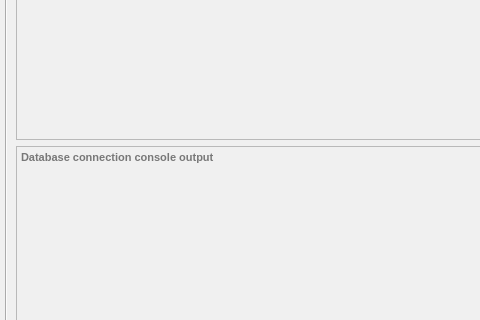
This is Source_Code/source_files/isrt_gui.ui in sargolin/ISRT-Insurgency-Sandstorm-RCON-TOOL-and-Mapchanger as Qt 5 draws it before an edit; both pictures show x 0 to 480 and y 353 to 673 of the 745 by 860 pixel window. The edited form follows.
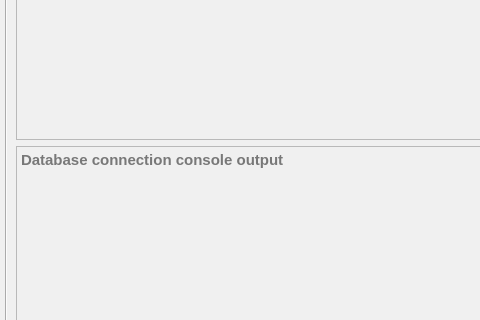
This is the edited form. The open tabs and pages were chosen to show the change. Icons and pictures are not drawn.

Diff of the .ui file:
```diff
--- a/Source_Code/source_files/isrt_gui.ui
+++ b/Source_Code/source_files/isrt_gui.ui
@@ -2144,7 +2144,7 @@
              </property>
              <property name="font">
               <font>
-               <pointsize>8</pointsize>
+               <pointsize>11</pointsize>
                <weight>75</weight>
                <bold>true</bold>
                <kerning>true</kerning>
@@ -2177,7 +2177,7 @@
               <string>&lt;!DOCTYPE HTML PUBLIC &quot;-//W3C//DTD HTML 4.0//EN&quot; &quot;http://www.w3.org/TR/REC-html40/strict.dtd&quot;&gt;
 &lt;html&gt;&lt;head&gt;&lt;meta name=&quot;qrichtext&quot; content=&quot;1&quot; /&gt;&lt;style type=&quot;text/css&quot;&gt;
 p, li { white-space: pre-wrap; }
-&lt;/style&gt;&lt;/head&gt;&lt;body style=&quot; font-family:'MS Shell Dlg 2'; font-size:8pt; font-weight:600; font-style:normal;&quot;&gt;
+&lt;/style&gt;&lt;/head&gt;&lt;body style=&quot; font-family:'MS Shell Dlg 2'; font-size:11pt; font-weight:600; font-style:normal;&quot;&gt;
 &lt;p style=&quot;-qt-paragraph-type:empty; margin-top:0px; margin-bottom:0px; margin-left:0px; margin-right:0px; -qt-block-indent:0; text-indent:0px; font-size:7pt; font-weight:400;&quot;&gt;&lt;br /&gt;&lt;/p&gt;&lt;/body&gt;&lt;/html&gt;</string>
              </property>
              <property name="placeholderText">
```
Left out of the diff: 4 changed lines with no effect on the pictures.
